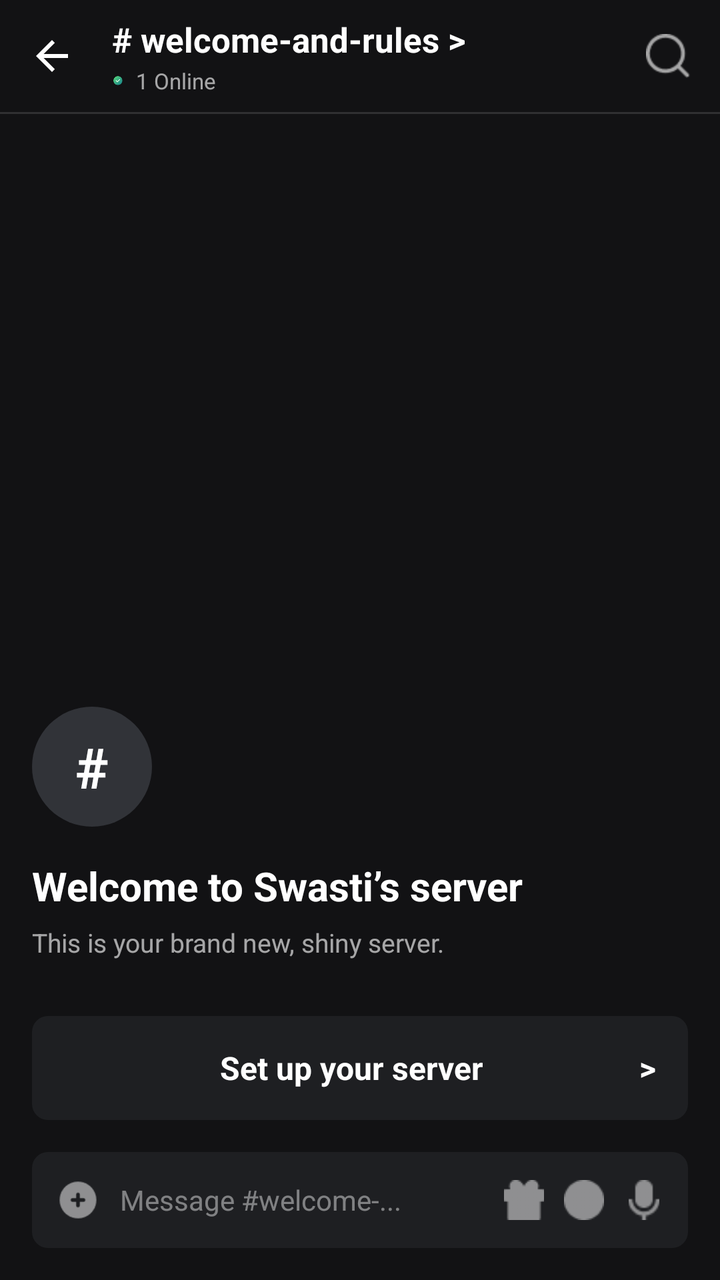
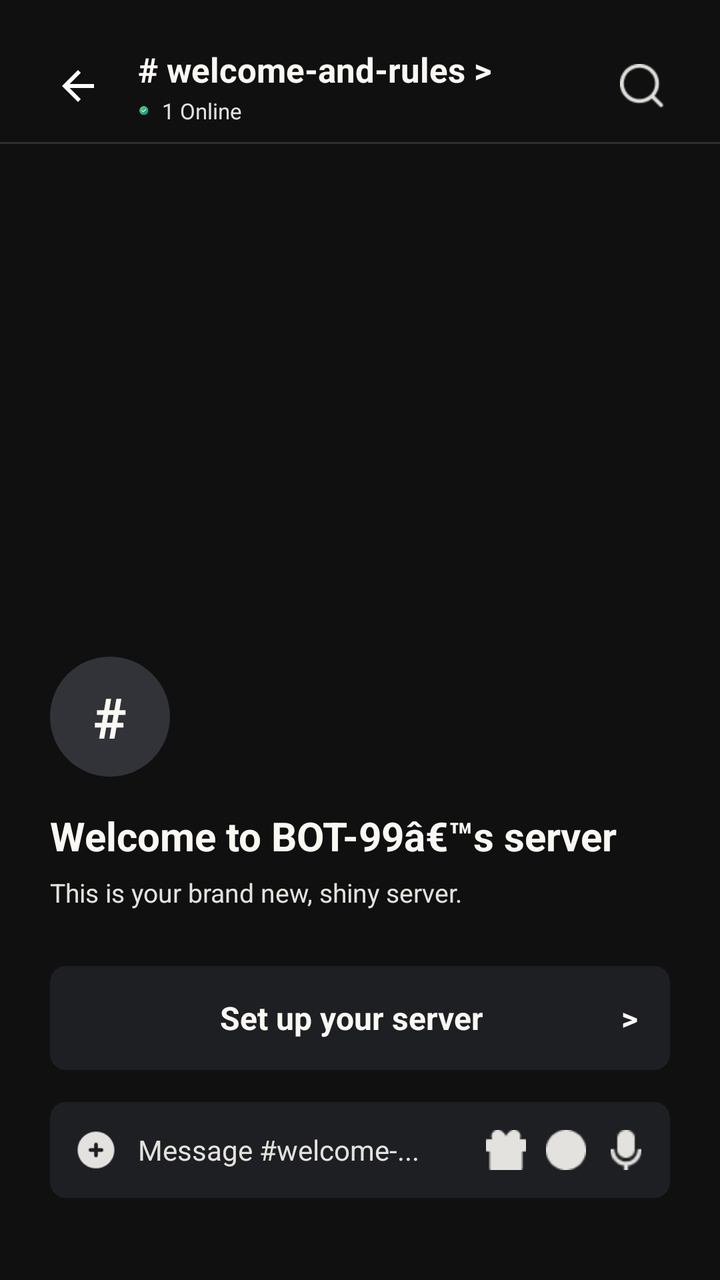

The first picture is an Android layout as it rendered before a commit; the second is the same layout after the commit. The layout source and the unified diff follow.
<!-- AndroidManifest.xml: application theme Theme.Yappy -->
<!-- res/layout/activity_rules.xml -->
<?xml version="1.0" encoding="utf-8"?>
<androidx.constraintlayout.widget.ConstraintLayout xmlns:android="http://schemas.android.com/apk/res/android"
    xmlns:app="http://schemas.android.com/apk/res-auto"
    xmlns:tools="http://schemas.android.com/tools"
    android:layout_width="match_parent"
    android:layout_height="match_parent"
    android:background="#121214">

    
    <androidx.constraintlayout.widget.ConstraintLayout
        android:id="@+id/toolbar"
        android:layout_width="match_parent"
        android:layout_height="56dp"
        android:paddingHorizontal="12dp"
        app:layout_constraintTop_toTopOf="parent">

        
        <ImageView
            android:id="@+id/btn_back"
            android:layout_width="28dp"
            android:layout_height="28dp"
            android:background="?attr/selectableItemBackgroundBorderless"
            android:clickable="true"
            android:focusable="true"
            android:padding="2dp"
            android:src="@drawable/ic_arrow_back"
            app:layout_constraintBottom_toBottomOf="parent"
            app:layout_constraintStart_toStartOf="parent"
            app:layout_constraintTop_toTopOf="parent"
            app:tint="@color/white" />

        
        <LinearLayout
            android:id="@+id/layout_channel_title"
            android:layout_width="0dp"
            android:layout_height="wrap_content"
            android:layout_marginStart="16dp"
            android:gravity="center_vertical"
            android:orientation="vertical"
            app:layout_constraintBottom_toBottomOf="parent"
            app:layout_constraintEnd_toStartOf="@id/btn_search"
            app:layout_constraintStart_toEndOf="@id/btn_back"
            app:layout_constraintTop_toTopOf="parent">

            <TextView
                android:id="@+id/tv_channel_name"
                android:layout_width="wrap_content"
                android:layout_height="wrap_content"
                android:ellipsize="end"
                android:maxLines="1"
                android:text="# welcome-and-rules >"
                android:textColor="@color/white"
                android:textSize="17sp"
                android:textStyle="bold" />

            <LinearLayout
                android:layout_width="wrap_content"
                android:layout_height="wrap_content"
                android:layout_marginTop="2dp"
                android:gravity="center_vertical"
                android:orientation="horizontal">

                
                <View
                    android:layout_width="6dp"
                    android:layout_height="6dp"
                    android:background="@drawable/online" />

                <TextView
                    android:id="@+id/tv_online_count"
                    android:layout_width="wrap_content"
                    android:layout_height="wrap_content"
                    android:layout_marginStart="6dp"
                    android:text="1 Online"
                    android:textColor="#A0FFFFFF"
                    android:textSize="11sp" />
            </LinearLayout>
        </LinearLayout>

        
        <ImageView
            android:id="@+id/btn_search"
            android:layout_width="28dp"
            android:layout_height="28dp"
            android:background="?attr/selectableItemBackgroundBorderless"
            android:clickable="true"
            android:focusable="true"
            android:padding="3dp"
            android:src="@drawable/search"
            app:layout_constraintBottom_toBottomOf="parent"
            app:layout_constraintEnd_toEndOf="parent"
            app:layout_constraintTop_toTopOf="parent"
            app:tint="#A0FFFFFF" />

    </androidx.constraintlayout.widget.ConstraintLayout>

    
    <View
        android:id="@+id/toolbar_divider"
        android:layout_width="match_parent"
        android:layout_height="1dp"
        android:background="#20FFFFFF"
        app:layout_constraintTop_toBottomOf="@id/toolbar" />

    
    <androidx.core.widget.NestedScrollView
        android:layout_width="match_parent"
        android:layout_height="0dp"
        android:fillViewport="true"
        android:overScrollMode="never"
        app:layout_constraintBottom_toTopOf="@id/bottom_chat_bar"
        app:layout_constraintTop_toBottomOf="@id/toolbar_divider">

        <androidx.constraintlayout.widget.ConstraintLayout
            android:layout_width="match_parent"
            android:layout_height="wrap_content"
            android:paddingHorizontal="16dp"
            android:paddingBottom="16dp">

            
            <View
                android:id="@+id/spacer"
                android:layout_width="match_parent"
                android:layout_height="0dp"
                app:layout_constraintBottom_toTopOf="@id/iv_channel_avatar"
                app:layout_constraintTop_toTopOf="parent"
                app:layout_constraintVertical_weight="1" />

            
            <FrameLayout
                android:id="@+id/iv_channel_avatar"
                android:layout_width="60dp"
                android:layout_height="60dp"
                android:background="@drawable/bg_chat_inactive_squircle"
                app:layout_constraintBottom_toTopOf="@id/tv_welcome_title"
                app:layout_constraintStart_toStartOf="parent"
                app:layout_constraintTop_toBottomOf="@id/spacer">

                <TextView
                    android:layout_width="wrap_content"
                    android:layout_height="wrap_content"
                    android:layout_gravity="center"
                    android:text="#"
                    android:textColor="@color/white"
                    android:textSize="28sp"
                    android:textStyle="bold" />
            </FrameLayout>

            
            <TextView
                android:id="@+id/tv_welcome_title"
                android:layout_width="wrap_content"
                android:layout_height="wrap_content"
                android:layout_marginTop="16dp"
                android:text="Welcome to Swasti’s server"
                android:textColor="@color/white"
                android:textSize="20sp"
                android:textStyle="bold"
                app:layout_constraintBottom_toTopOf="@id/tv_welcome_subtitle"
                app:layout_constraintStart_toStartOf="parent"
                app:layout_constraintTop_toBottomOf="@id/iv_channel_avatar" />

            
            <TextView
                android:id="@+id/tv_welcome_subtitle"
                android:layout_width="wrap_content"
                android:layout_height="wrap_content"
                android:layout_marginTop="6dp"
                android:text="This is your brand new, shiny server."
                android:textColor="#A0FFFFFF"
                android:textSize="13sp"
                app:layout_constraintBottom_toTopOf="@id/btn_setup_server"
                app:layout_constraintStart_toStartOf="parent"
                app:layout_constraintTop_toBottomOf="@id/tv_welcome_title" />

            
            <LinearLayout
                android:id="@+id/btn_setup_server"
                android:layout_width="match_parent"
                android:layout_height="52dp"
                android:layout_marginTop="28dp"
                android:background="@drawable/input_box_2"
                android:clickable="true"
                android:focusable="true"
                android:foreground="?attr/selectableItemBackground"
                android:gravity="center_vertical"
                android:orientation="horizontal"
                android:paddingHorizontal="16dp"
                app:layout_constraintBottom_toBottomOf="parent"
                app:layout_constraintEnd_toEndOf="parent"
                app:layout_constraintStart_toStartOf="parent"
                app:layout_constraintTop_toBottomOf="@id/tv_welcome_subtitle">

                <TextView
                    android:layout_width="0dp"
                    android:layout_height="wrap_content"
                    android:layout_weight="1"
                    android:gravity="center"
                    android:text="Set up your server"
                    android:textColor="@color/white"
                    android:textSize="16sp"
                    android:textStyle="bold" />

                <TextView
                    android:layout_width="wrap_content"
                    android:layout_height="wrap_content"
                    android:text=">"
                    android:textColor="@color/white"
                    android:textSize="16sp"
                    android:textStyle="bold" />
            </LinearLayout>

        </androidx.constraintlayout.widget.ConstraintLayout>
    </androidx.core.widget.NestedScrollView>

    
    <LinearLayout
        android:id="@+id/bottom_chat_bar"
        android:layout_width="match_parent"
        android:layout_height="48dp"
        android:layout_marginHorizontal="16dp"
        android:layout_marginBottom="16dp"
        android:background="@drawable/input_box_2"
        android:gravity="center_vertical"
        android:orientation="horizontal"
        android:paddingHorizontal="12dp"
        app:layout_constraintBottom_toBottomOf="parent">

        
        <ImageView
            android:id="@+id/btn_attach"
            android:layout_width="22dp"
            android:layout_height="22dp"
            android:background="?attr/selectableItemBackgroundBorderless"
            android:clickable="true"
            android:focusable="true"
            android:src="@drawable/add"
            app:tint="#80FFFFFF" />

        
        <EditText
            android:id="@+id/et_message"
            android:layout_width="0dp"
            android:layout_height="match_parent"
            android:layout_marginStart="10dp"
            android:layout_weight="1"
            android:background="@null"
            android:hint="Message #welcome-..."
            android:imeOptions="actionSend"
            android:inputType="textShortMessage"
            android:textColor="@color/white"
            android:textColorHint="#70FFFFFF"
            android:textSize="14sp" />

        
        <ImageView
            android:id="@+id/btn_gift"
            android:layout_width="20dp"
            android:layout_height="20dp"
            android:layout_marginStart="10dp"
            android:background="?attr/selectableItemBackgroundBorderless"
            android:clickable="true"
            android:focusable="true"
            android:src="@drawable/ic_gift"
            app:tint="#80FFFFFF" />

        
        <ImageView
            android:id="@+id/btn_emoji"
            android:layout_width="20dp"
            android:layout_height="20dp"
            android:layout_marginStart="10dp"
            android:background="?attr/selectableItemBackgroundBorderless"
            android:clickable="true"
            android:focusable="true"
            android:src="@drawable/ic_emoji"
            app:tint="#80FFFFFF" />

        
        <ImageView
            android:id="@+id/btn_mic"
            android:layout_width="20dp"
            android:layout_height="20dp"
            android:layout_marginStart="10dp"
            android:background="?attr/selectableItemBackgroundBorderless"
            android:clickable="true"
            android:focusable="true"
            android:src="@drawable/ic_mic"
            app:tint="#80FFFFFF" />

    </LinearLayout>

</androidx.constraintlayout.widget.ConstraintLayout>
<!-- resources referenced by this layout -->
<resources>
  <color name="white">#FFFFFFFF</color>
  <!-- drawable add: png bitmap (drawable, 587 bytes) -->
  <!-- drawable bg_chat_inactive_squircle (drawable) -->
  <?xml version="1.0" encoding="utf-8"?>
  <shape xmlns:android="http://schemas.android.com/apk/res/android"
      android:shape="rectangle">
      <solid android:color="#313338" />
  
      <corners android:radius="35dp"/>
  
  </shape>
  <!-- drawable ic_arrow_back (drawable) -->
  <vector xmlns:android="http://schemas.android.com/apk/res/android" android:autoMirrored="true" android:height="24dp" android:tint="@color/white" android:viewportHeight="24" android:viewportWidth="24" android:width="24dp">
        
      <path android:fillColor="@android:color/white" android:pathData="M20,11H7.83l5.59,-5.59L12,4l-8,8 8,8 1.41,-1.41L7.83,13H20v-2z"/>
      
  </vector>
  <!-- drawable ic_emoji: png bitmap (drawable, 617 bytes) -->
  <!-- drawable ic_gift: png bitmap (drawable, 378 bytes) -->
  <!-- drawable ic_mic: png bitmap (drawable, 364 bytes) -->
  <!-- drawable input_box_2 (drawable) -->
  <?xml version="1.0" encoding="utf-8"?>
  <shape xmlns:android="http://schemas.android.com/apk/res/android"
      android:shape="rectangle">
      <solid android:color="#1E1F22" />
      <corners android:radius="8dp" />
  </shape>
  <!-- drawable online: png bitmap (drawable, 2159 bytes) -->
  <!-- drawable search: png bitmap (drawable, 562 bytes) -->
  <style name="Theme.Yappy" parent="Base.Theme.Yappy" />
  <style name="Base.Theme.Yappy" parent="Theme.Material3.DayNight.NoActionBar">
          
          
      </style>
</resources>

<!-- the commit's change to res/layout/activity_rules.xml (unified diff, before → after) -->
@@ -1,20 +1,18 @@
-<?xml version="1.0" encoding="utf-8"?>
+﻿<?xml version="1.0" encoding="utf-8"?>
 <androidx.constraintlayout.widget.ConstraintLayout xmlns:android="http://schemas.android.com/apk/res/android"
     xmlns:app="http://schemas.android.com/apk/res-auto"
     xmlns:tools="http://schemas.android.com/tools"
     android:layout_width="match_parent"
     android:layout_height="match_parent"
-    android:background="#121214">
-
-    
+    android:background="@color/black"
+    android:paddingTop="15dp"
+    android:paddingBottom="25dp">
     <androidx.constraintlayout.widget.ConstraintLayout
         android:id="@+id/toolbar"
         android:layout_width="match_parent"
         android:layout_height="56dp"
-        android:paddingHorizontal="12dp"
+        android:paddingHorizontal="25dp"
         app:layout_constraintTop_toTopOf="parent">
-
-        
         <ImageView
             android:id="@+id/btn_back"
             android:layout_width="28dp"
@@ -28,8 +26,6 @@
             app:layout_constraintStart_toStartOf="parent"
             app:layout_constraintTop_toTopOf="parent"
             app:tint="@color/white" />
-
-        
         <LinearLayout
             android:id="@+id/layout_channel_title"
             android:layout_width="0dp"
@@ -49,7 +45,7 @@
                 android:ellipsize="end"
                 android:maxLines="1"
                 android:text="# welcome-and-rules >"
-                android:textColor="@color/white"
+                android:textColor="@color/warm_white"
                 android:textSize="17sp"
                 android:textStyle="bold" />
 
@@ -59,8 +55,6 @@
                 android:layout_marginTop="2dp"
                 android:gravity="center_vertical"
                 android:orientation="horizontal">
-
-                
                 <View
                     android:layout_width="6dp"
                     android:layout_height="6dp"
@@ -72,12 +66,10 @@
                     android:layout_height="wrap_content"
                     android:layout_marginStart="6dp"
                     android:text="1 Online"
-                    android:textColor="#A0FFFFFF"
+                    android:textColor="@color/soft_border"
                     android:textSize="11sp" />
             </LinearLayout>
         </LinearLayout>
-
-        
         <ImageView
             android:id="@+id/btn_search"
             android:layout_width="28dp"
@@ -90,19 +82,15 @@
             app:layout_constraintBottom_toBottomOf="parent"
             app:layout_constraintEnd_toEndOf="parent"
             app:layout_constraintTop_toTopOf="parent"
-            app:tint="#A0FFFFFF" />
+            app:tint="@color/soft_border" />
 
     </androidx.constraintlayout.widget.ConstraintLayout>
-
-    
     <View
         android:id="@+id/toolbar_divider"
         android:layout_width="match_parent"
         android:layout_height="1dp"
         android:background="#20FFFFFF"
         app:layout_constraintTop_toBottomOf="@id/toolbar" />
-
-    
     <androidx.core.widget.NestedScrollView
         android:layout_width="match_parent"
         android:layout_height="0dp"
@@ -114,10 +102,8 @@
         <androidx.constraintlayout.widget.ConstraintLayout
             android:layout_width="match_parent"
             android:layout_height="wrap_content"
-            android:paddingHorizontal="16dp"
+            android:paddingHorizontal="25dp"
             android:paddingBottom="16dp">
-
-            
             <View
                 android:id="@+id/spacer"
                 android:layout_width="match_parent"
@@ -125,8 +111,6 @@
                 app:layout_constraintBottom_toTopOf="@id/iv_channel_avatar"
                 app:layout_constraintTop_toTopOf="parent"
                 app:layout_constraintVertical_weight="1" />
-
-            
             <FrameLayout
                 android:id="@+id/iv_channel_avatar"
                 android:layout_width="60dp"
@@ -141,39 +125,33 @@
                     android:layout_height="wrap_content"
                     android:layout_gravity="center"
                     android:text="#"
-                    android:textColor="@color/white"
+                    android:textColor="@color/warm_white"
                     android:textSize="28sp"
                     android:textStyle="bold" />
             </FrameLayout>
-
-            
             <TextView
                 android:id="@+id/tv_welcome_title"
                 android:layout_width="wrap_content"
                 android:layout_height="wrap_content"
                 android:layout_marginTop="16dp"
-                android:text="Welcome to Swasti’s server"
-                android:textColor="@color/white"
+                android:text="Welcome to BOT-99â€™s server"
+                android:textColor="@color/warm_white"
                 android:textSize="20sp"
                 android:textStyle="bold"
                 app:layout_constraintBottom_toTopOf="@id/tv_welcome_subtitle"
                 app:layout_constraintStart_toStartOf="parent"
                 app:layout_constraintTop_toBottomOf="@id/iv_channel_avatar" />
-
-            
             <TextView
                 android:id="@+id/tv_welcome_subtitle"
                 android:layout_width="wrap_content"
                 android:layout_height="wrap_content"
                 android:layout_marginTop="6dp"
                 android:text="This is your brand new, shiny server."
-                android:textColor="#A0FFFFFF"
+                android:textColor="@color/soft_border"
                 android:textSize="13sp"
                 app:layout_constraintBottom_toTopOf="@id/btn_setup_server"
                 app:layout_constraintStart_toStartOf="parent"
                 app:layout_constraintTop_toBottomOf="@id/tv_welcome_title" />
-
-            
             <LinearLayout
                 android:id="@+id/btn_setup_server"
                 android:layout_width="match_parent"
@@ -197,7 +175,7 @@
                     android:layout_weight="1"
                     android:gravity="center"
                     android:text="Set up your server"
-                    android:textColor="@color/white"
+                    android:textColor="@color/warm_white"
                     android:textSize="16sp"
                     android:textStyle="bold" />
 
@@ -205,28 +183,24 @@
                     android:layout_width="wrap_content"
                     android:layout_height="wrap_content"
                     android:text=">"
-                    android:textColor="@color/white"
+                    android:textColor="@color/warm_white"
                     android:textSize="16sp"
                     android:textStyle="bold" />
             </LinearLayout>
 
         </androidx.constraintlayout.widget.ConstraintLayout>
     </androidx.core.widget.NestedScrollView>
-
-    
     <LinearLayout
         android:id="@+id/bottom_chat_bar"
         android:layout_width="match_parent"
         android:layout_height="48dp"
-        android:layout_marginHorizontal="16dp"
+        android:layout_marginHorizontal="25dp"
         android:layout_marginBottom="16dp"
         android:background="@drawable/input_box_2"
         android:gravity="center_vertical"
         android:orientation="horizontal"
         android:paddingHorizontal="12dp"
         app:layout_constraintBottom_toBottomOf="parent">
-
-        
         <ImageView
             android:id="@+id/btn_attach"
             android:layout_width="22dp"
@@ -235,9 +209,7 @@
             android:clickable="true"
             android:focusable="true"
             android:src="@drawable/add"
-            app:tint="#80FFFFFF" />
-
-        
+            app:tint="@color/soft_border" />
         <EditText
             android:id="@+id/et_message"
             android:layout_width="0dp"
@@ -248,11 +220,9 @@
             android:hint="Message #welcome-..."
             android:imeOptions="actionSend"
             android:inputType="textShortMessage"
-            android:textColor="@color/white"
-            android:textColorHint="#70FFFFFF"
+            android:textColor="@color/warm_white"
+            android:textColorHint="@color/soft_border"
             android:textSize="14sp" />
-
-        
         <ImageView
             android:id="@+id/btn_gift"
             android:layout_width="20dp"
@@ -262,9 +232,7 @@
             android:clickable="true"
             android:focusable="true"
             android:src="@drawable/ic_gift"
-            app:tint="#80FFFFFF" />
-
-        
+            app:tint="@color/soft_border" />
         <ImageView
             android:id="@+id/btn_emoji"
             android:layout_width="20dp"
@@ -274,9 +242,7 @@
             android:clickable="true"
             android:focusable="true"
             android:src="@drawable/ic_emoji"
-            app:tint="#80FFFFFF" />
-
-        
+            app:tint="@color/soft_border" />
         <ImageView
             android:id="@+id/btn_mic"
             android:layout_width="20dp"
@@ -286,7 +252,7 @@
             android:clickable="true"
             android:focusable="true"
             android:src="@drawable/ic_mic"
-            app:tint="#80FFFFFF" />
+            app:tint="@color/soft_border" />
 
     </LinearLayout>
 
<!-- resource entries referenced after the edit -->
@@ -1,5 +1,8 @@
 <!-- resources referenced by this layout -->
 <resources>
+  <color name="black">#101010</color>
+  <color name="soft_border">#E4E2DE</color>
+  <color name="warm_white">#FAF8F3</color>
   <color name="white">#FFFFFFFF</color>
   <!-- drawable add: png bitmap (drawable, 587 bytes) -->
   <!-- drawable bg_chat_inactive_squircle (drawable) -->
@@ -12,6 +15,7 @@
   
   </shape>
   <!-- drawable ic_arrow_back (drawable) -->
+  ﻿
   <vector xmlns:android="http://schemas.android.com/apk/res/android" android:autoMirrored="true" android:height="24dp" android:tint="@color/white" android:viewportHeight="24" android:viewportWidth="24" android:width="24dp">
         
       <path android:fillColor="@android:color/white" android:pathData="M20,11H7.83l5.59,-5.59L12,4l-8,8 8,8 1.41,-1.41L7.83,13H20v-2z"/>
@@ -31,8 +35,6 @@
   <!-- drawable search: png bitmap (drawable, 562 bytes) -->
   <style name="Theme.Yappy" parent="Base.Theme.Yappy" />
   <style name="Base.Theme.Yappy" parent="Theme.Material3.DayNight.NoActionBar">
-          
-          
       </style>
 </resources>
 
